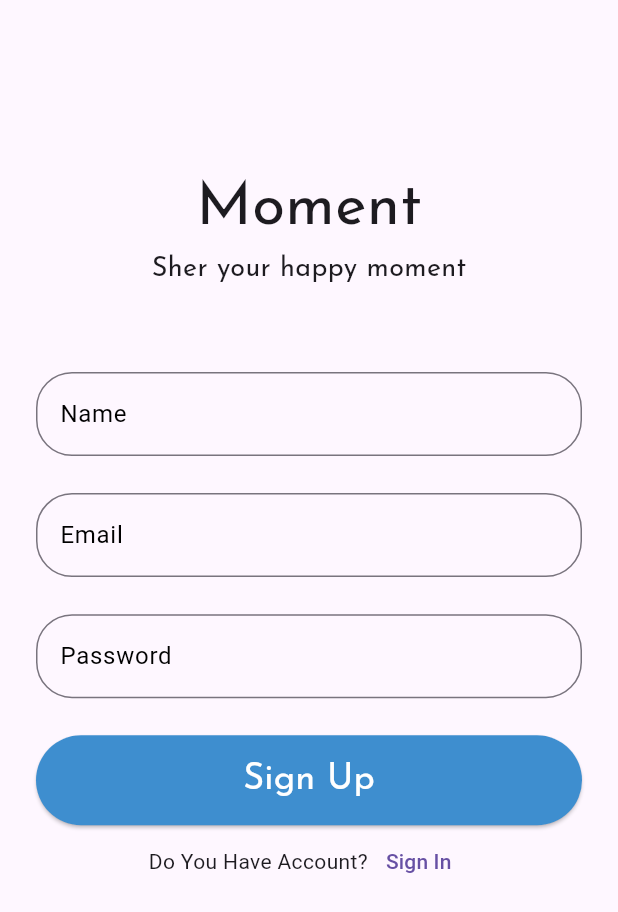
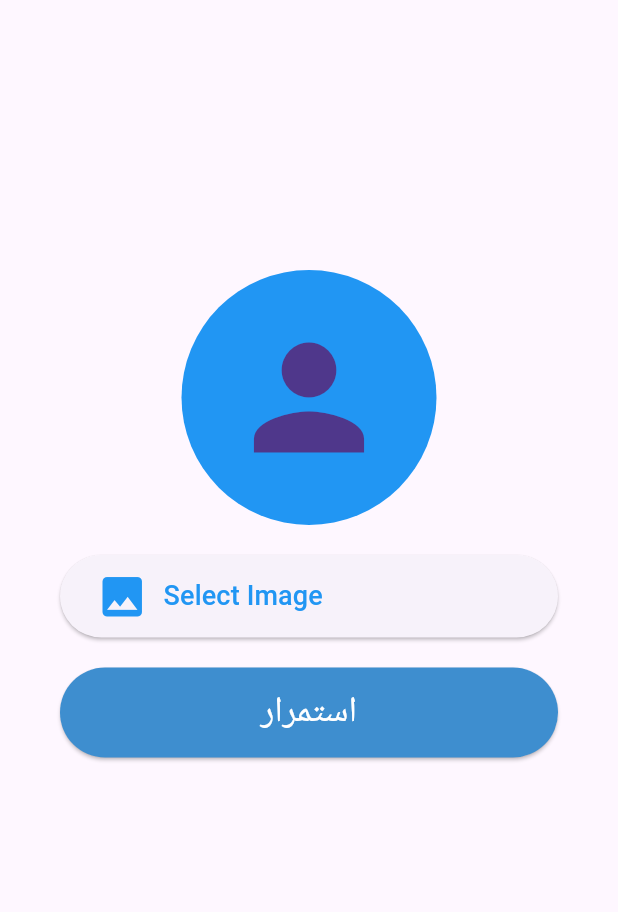
Before and after one commit to AhmedSamir25/moment, a Flutter app: the screen it shows after launch, on a phone screen of 412 x 824 dp. Shown: the top 912 px of the screen. Run offline on Flutter 3.47's test engine with Material 3 defaults, Android fonts, the phone set to English and light mode, and no system bars; our stand-ins replace cloud_firestore, firebase_auth, firebase_core, firebase_storage, flutter_bloc, image_picker; accounts and stored records are empty.

Commit message:
image pick ui

```diff
--- a/lib/features/auth/data/model/auth_model.dart
+++ b/lib/features/auth/data/model/auth_model.dart
@@ -2,17 +2,22 @@ class AuthModel {
     String? name;
   String? email;
   String? userId;
-  AuthModel({required this.email, required this.name, required this.userId,});
+  String? userImage;
+  AuthModel({required this.email, required this.name, required this.userId,
+  required this.userImage,
+  });
   AuthModel.fromJson({required Map<String, dynamic> data}) {
     name = data['name'];
     email = data['email'];
     userId = data['userId'];
+    userImage = data['userImage'];
   }
   Map<String, dynamic> toJson() {
     return {
       'name': name,
       'email': email,
       'userId': userId,
+      'userImage':userImage,
     };
   }
 }
--- a/lib/features/auth/presentation/logic/auth_cubit/auth_cubit.dart
+++ b/lib/features/auth/presentation/logic/auth_cubit/auth_cubit.dart
@@ -14,7 +14,7 @@ class AuthCubit extends Cubit<AuthState> {
     required String name,
   }) async {
     try {
-      await _authRepository.registerWithEmail(email, password, name);
+      await _authRepository.registerWithEmail(email, password, name,);
       emit(UserSignSuccessState());
     } catch (e) {
       emit(FeiledCreatedUserState(massage: e.toString()));
--- /dev/null
+++ b/lib/features/auth/presentation/view/pick_image_view.dart
@@ -0,0 +1,18 @@
+import 'package:flutter/material.dart';
+import 'package:flutter_bloc/flutter_bloc.dart';
+import 'package:moment/features/auth/presentation/logic/user_image_cubit/user_image_cubit.dart';
+import 'package:moment/features/auth/presentation/view/widgets/pick_image_view_body.dart';
+
+class PickImageView extends StatelessWidget {
+  const PickImageView({super.key});
+
+  @override
+  Widget build(BuildContext context) {
+    return  Scaffold(
+      body: BlocProvider(
+        create: (context) => UserImageCubit(),
+        child: PickImageViewBody(),
+      ),
+    );
+  }
+}
--- a/lib/features/auth/presentation/view/widgets/custom_elevated_button.dart
+++ b/lib/features/auth/presentation/view/widgets/custom_elevated_button.dart
@@ -2,8 +2,9 @@ import 'package:flutter/material.dart';
 import 'package:moment/core/theme/text_style.dart';
 
 class CustomElevatedButton extends StatelessWidget {
-  const CustomElevatedButton({super.key, required this.onPressed});
+  const CustomElevatedButton({super.key, required this.onPressed, required this.buttonText});
   final Function() onPressed;
+  final String buttonText;
   @override
   Widget build(BuildContext context) {
     return ElevatedButton(
@@ -11,7 +12,7 @@ class CustomElevatedButton extends StatelessWidget {
       style: const ButtonStyle(backgroundColor: MaterialStatePropertyAll(Color.fromARGB(255, 62, 142, 207))),
        child: SizedBox(
         height: 60,
-        child: Center(child: Text('Sign Up',style: StyleText.textStyle24.copyWith(
+        child: Center(child: Text(buttonText,style: StyleText.textStyle24.copyWith(
           color: Colors.white,
           fontFamily: 'Josefin Sans'
         ),))),
--- a/lib/features/auth/presentation/view/widgets/custom_text_feild.dart
+++ b/lib/features/auth/presentation/view/widgets/custom_text_feild.dart
@@ -1,15 +1,16 @@
 import 'package:flutter/material.dart';
 
 class CustomTextFeild extends StatelessWidget {
-  const CustomTextFeild({super.key, required this.labelText, required this.keyboardType});
+  const CustomTextFeild({super.key, required this.labelText, required this.keyboardType, required this.controller});
   final String labelText;
   final TextInputType keyboardType;
+  final TextEditingController controller;
   @override
   Widget build(BuildContext context) {
     return  TextFormField(
 
       // cursorColor: appColor,
-      // controller: controller,
+       controller: controller,
 
       decoration: InputDecoration(
         label: Text(labelText),
--- /dev/null
+++ b/lib/features/auth/presentation/view/widgets/pick_image_view_body.dart
@@ -0,0 +1,108 @@
+import 'package:flutter/material.dart';
+import 'package:flutter_bloc/flutter_bloc.dart';
+import 'package:moment/core/theme/text_style.dart';
+import 'package:moment/features/auth/presentation/logic/user_image_cubit/user_image_cubit.dart';
+import 'package:moment/features/auth/presentation/view/widgets/custom_elevated_button.dart';
+
+class PickImageViewBody extends StatelessWidget {
+  const PickImageViewBody({super.key});
+  @override
+  Widget build(BuildContext context) {
+    final userPickedImage = BlocProvider.of<UserImageCubit>(context);
+    return BlocBuilder<UserImageCubit, UserImageState>(
+      builder: (context, state) {
+        if (userPickedImage.imageFile == null) {
+          return Padding(
+            padding: const EdgeInsets.symmetric(horizontal: 40, vertical: 180),
+            child: Center(
+              child: Column(
+                children: [
+                   const CircleAvatar(
+                    radius: 85,
+                    backgroundColor: Colors.blue,
+                    child: Icon(
+                      Icons.person,
+                      size: 110,
+                    ),
+                  ),
+                  const SizedBox(
+                    height: 20,
+                  ),
+                  ElevatedButton(
+                      onPressed: () {
+                        userPickedImage.pickImage();
+                      },
+                      child: Row(
+                        children: [
+                          const Icon(
+                            Icons.image,
+                            color: Colors.blue,
+                            size: 35,
+                          ),
+                          const SizedBox(
+                            width: 10,
+                            height:55,
+                          ),
+                          Text(
+                            'Select Image',
+                            style: StyleText.textStyle18.copyWith(
+                              color: Colors.blue
+                            ),
+                          )
+                        ],
+                      )),
+                      const SizedBox(height: 20,),
+                      CustomElevatedButton(onPressed: (){},buttonText: 'استمرار',)
+                ],
+              ),
+            ),
+          );
+        } else {
+          return Padding(
+            padding: const EdgeInsets.symmetric(horizontal: 40, vertical: 180),
+            child: Center(
+              child: Column(
+                children: [
+                  CircleAvatar(
+                      backgroundImage: FileImage(userPickedImage.imageFile!),
+                      radius: 85,
+                      ),
+                  const SizedBox(
+                    height: 20,
+                  ),
+                  ElevatedButton(
+                      onPressed: () {
+                        userPickedImage.pickImage();
+                      },
+                      child: Row(
+                        children: [
+                          const Icon(
+                            Icons.image,
+                            color: Colors.blue,
+                            size: 35,
+                          ),
+                          const SizedBox(
+                            width: 10,
+                            height:55,
+                          ),
+                          Text(
+                            'Change Image',
+                            style: StyleText.textStyle18.copyWith(
+                              color: Colors.blue,
+                          ),),
+                        ],
+                      )),
+                      const SizedBox(
+                        height: 20,
+                      ),
+                  CustomElevatedButton(onPressed: (){},buttonText: 'استمرار',)
+
+                ],
+              ),
+            ),
+          );
+        }
+      },
+    );
+  }
+}
--- a/lib/features/auth/presentation/view/widgets/user_sign_up_form.dart
+++ b/lib/features/auth/presentation/view/widgets/user_sign_up_form.dart
@@ -2,8 +2,8 @@ import 'package:flutter/material.dart';
 import 'package:moment/features/auth/presentation/view/widgets/custom_text_feild.dart';
 
 class UserSignUpForm extends StatelessWidget {
-  const UserSignUpForm({super.key});
-
+  const UserSignUpForm({super.key, required this.nameController, required this.emailController, required this.passwordController});
+  final TextEditingController nameController, emailController,passwordController;
   @override
   Widget build(BuildContext context) {
     double heightMedia = MediaQuery.of(context).size.height * 0.03;
@@ -11,11 +11,17 @@ class UserSignUpForm extends StatelessWidget {
       padding: const EdgeInsets.only(top: 55),
       child: Column(
       children: [
-        const CustomTextFeild(labelText: 'Name', keyboardType: TextInputType.name),
+         CustomTextFeild(
+          controller: nameController,
+          labelText: 'Name', keyboardType: TextInputType.name),
         SizedBox(height:heightMedia,),
-        const CustomTextFeild(labelText: 'Email', keyboardType: TextInputType.emailAddress),
+         CustomTextFeild(
+          controller: emailController,
+          labelText: 'Email', keyboardType: TextInputType.emailAddress),
         SizedBox(height:heightMedia,),
-        const CustomTextFeild(labelText: 'Password', keyboardType: TextInputType.visiblePassword),
+         CustomTextFeild(
+          controller: passwordController,
+          labelText: 'Password', keyboardType: TextInputType.visiblePassword),
         SizedBox(height:heightMedia,),
         ],
       ),
--- a/lib/main.dart
+++ b/lib/main.dart
@@ -1,6 +1,9 @@
 import 'package:firebase_core/firebase_core.dart';
 import 'package:flutter/material.dart';
-import 'package:moment/features/auth/presentation/view/sign_up.dart';
+import 'package:flutter_bloc/flutter_bloc.dart';
+import 'package:moment/features/auth/data/repository/auth_repository.dart';
+import 'package:moment/features/auth/presentation/logic/auth_cubit/auth_cubit.dart';
+import 'package:moment/features/auth/presentation/view/pick_image_view.dart';
 import 'package:moment/firebase_options.dart';
 
 void main() async{
@@ -15,13 +18,19 @@ class MomentApp extends StatelessWidget {
 
   @override
   Widget build(BuildContext context) {
-    return MaterialApp(
-      debugShowCheckedModeBanner: false,
-      title: 'Moment',
-      theme: ThemeData(
-        useMaterial3: true,
+     final AuthRepository authRepository = AuthRepository();
+    return MultiBlocProvider(
+      providers: [
+        BlocProvider(create: (context) => AuthCubit(authRepository),)
+      ],
+      child: MaterialApp(
+        debugShowCheckedModeBanner: false,
+        title: 'Moment',
+        theme: ThemeData(
+          useMaterial3: true,
+        ),
+        home: const PickImageView(),
       ),
-      home: const SignUpView(),
     );
   }
 }
--- a/pubspec.yaml
+++ b/pubspec.yaml
@@ -41,6 +41,8 @@ dependencies:
   go_router: ^13.2.2
   firebase_core: ^2.28.0
   image_picker: ^1.0.7
+  firebase_storage: ^11.7.0
+  path: ^1.9.0
 
 dev_dependencies:
   flutter_test:
```
Also changed, not shown: lib/features/auth/data/repository/auth_repository.dart (+6 -3 lines), lib/features/auth/presentation/logic/user_image_cubit/user_image_cubit.dart (+8 -0 lines), lib/features/auth/presentation/view/widgets/sign_in_view_body.dart (+7 -1 lines), lib/features/auth/presentation/view/widgets/sign_up_view_body.dart (+59 -9 lines), lib/features/auth/presentation/view/widgets/user_sign_in_form.dart (+8 -4 lines), pubspec.lock, 4 other files.
